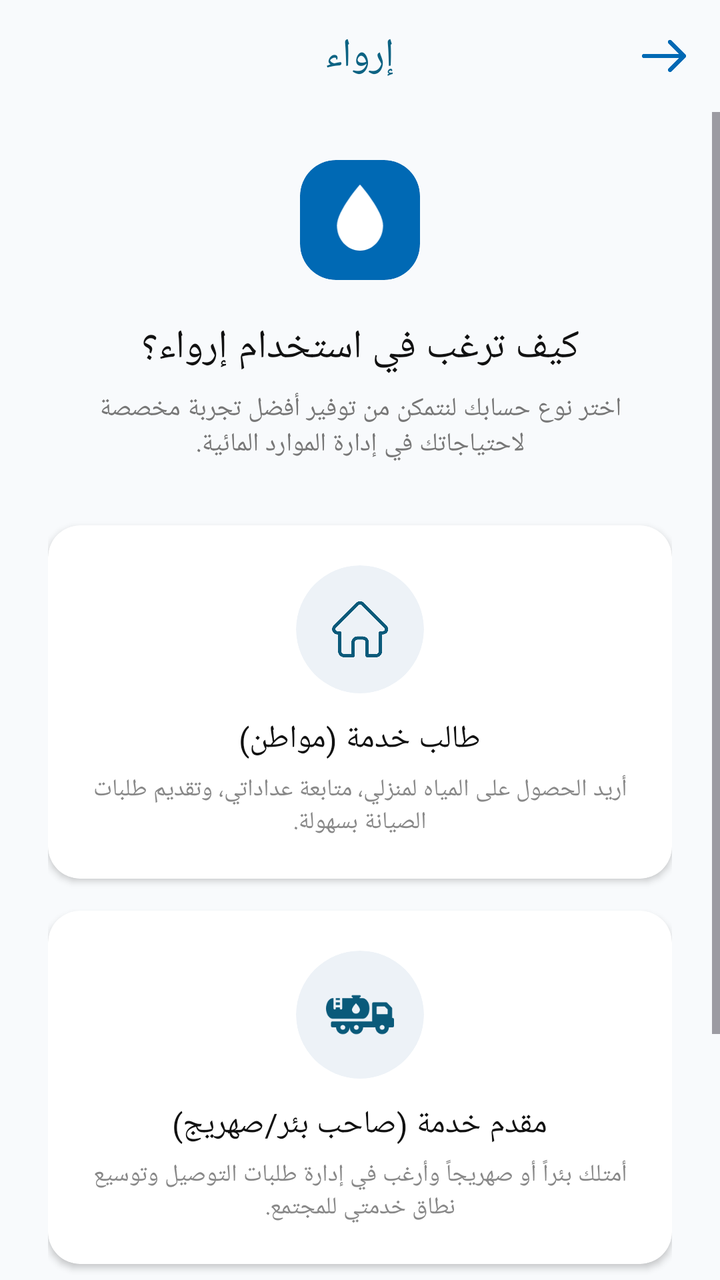
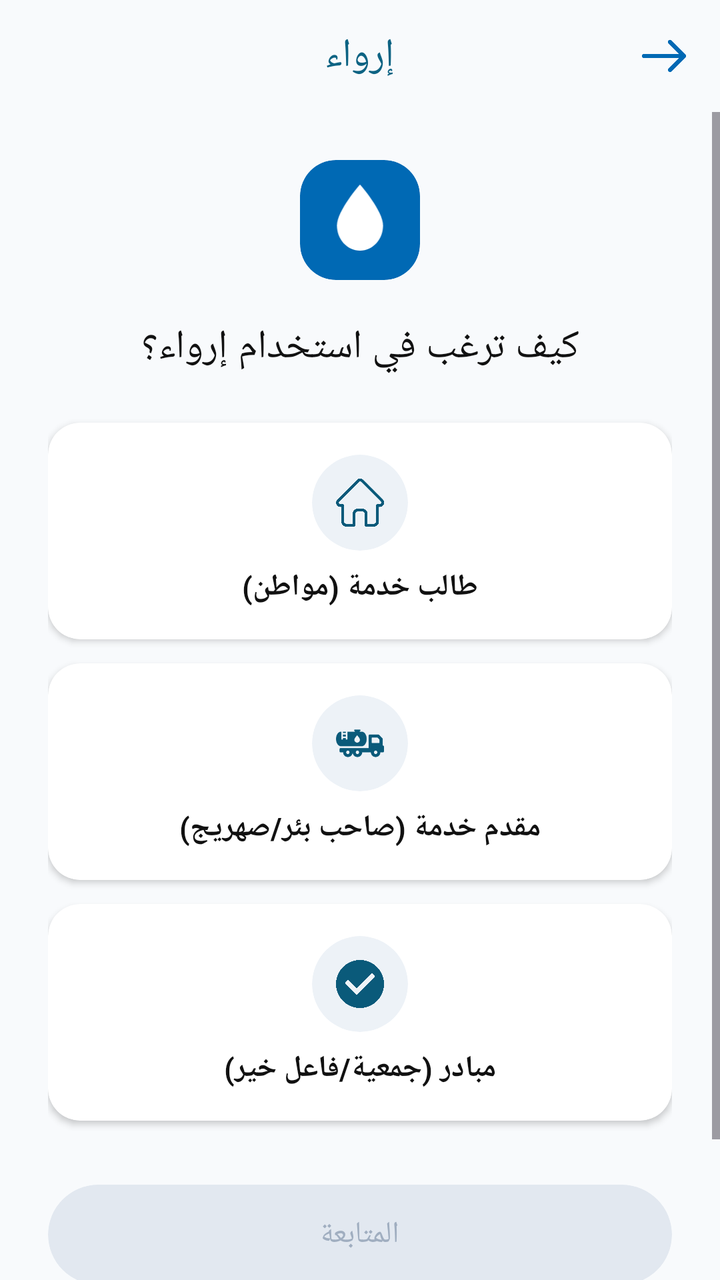

Before-and-after screenshots of an Android layout around one commit, followed by the original layout XML and the change that was made.
<!-- AndroidManifest.xml: application theme Theme.GraduationProject -->
<!-- res/layout/activity_user_type.xml -->
<?xml version="1.0" encoding="utf-8"?>
<androidx.constraintlayout.widget.ConstraintLayout
    xmlns:android="http://schemas.android.com/apk/res/android"
    xmlns:app="http://schemas.android.com/apk/res-auto"
    android:layout_width="match_parent"
    android:layout_height="match_parent"
    android:background="#F8FAFC">

    <RelativeLayout
        android:id="@+id/layoutHeader"
        android:layout_width="match_parent"
        android:layout_height="56dp"
        android:paddingHorizontal="16dp"
        app:layout_constraintTop_toTopOf="parent">

        <TextView
            android:layout_width="wrap_content"
            android:layout_height="wrap_content"
            android:text="إرواء"
            android:textColor="#0D6383"
            android:textSize="20sp"
            android:layout_centerInParent="true" />

        <ImageView
            android:id="@+id/btnBack"
            android:layout_width="24dp"
            android:layout_height="24dp"
            android:layout_alignParentRight="true"
            android:layout_centerVertical="true"
            android:src="@drawable/back"
            app:tint="#0069B4" />
    </RelativeLayout>

    <ScrollView
        android:layout_width="match_parent"
        android:layout_height="0dp"
        app:layout_constraintTop_toBottomOf="@id/layoutHeader"
        app:layout_constraintBottom_toBottomOf="parent"
        android:fillViewport="true">

        <androidx.constraintlayout.widget.ConstraintLayout
            android:layout_width="match_parent"
            android:layout_height="wrap_content"
            android:paddingHorizontal="24dp"
            android:paddingBottom="24dp">

            <androidx.cardview.widget.CardView
                android:id="@+id/cardLogoIcon"
                android:layout_width="60dp"
                android:layout_height="60dp"
                app:cardCornerRadius="18dp"
                app:cardBackgroundColor="#0069B4"
                app:cardElevation="0dp"
                android:layout_marginTop="24dp"
                app:layout_constraintTop_toTopOf="parent"
                app:layout_constraintStart_toStartOf="parent"
                app:layout_constraintEnd_toEndOf="parent">

                <ImageView
                    android:layout_width="match_parent"
                    android:layout_height="44dp"
                    android:layout_gravity="center"
                    android:src="@drawable/ic_water_drop"
                    app:tint="#FFFFFF" />
            </androidx.cardview.widget.CardView>

            <TextView
                android:id="@+id/tvTitle"
                android:layout_width="wrap_content"
                android:layout_height="wrap_content"
                android:text="كيف ترغب في استخدام إرواء؟"
                android:textColor="#111111"
                android:textSize="20sp"
                android:layout_marginTop="20dp"
                app:layout_constraintTop_toBottomOf="@id/cardLogoIcon"
                app:layout_constraintStart_toStartOf="parent"
                app:layout_constraintEnd_toEndOf="parent" />

            <TextView
                android:id="@+id/tvSubtitle"
                android:layout_width="match_parent"
                android:layout_height="wrap_content"
                android:text="اختر نوع حسابك لنتمكن من توفير أفضل تجربة مخصصة لاحتياجاتك في إدارة الموارد المائية."
                android:textColor="#777777"
                android:textSize="13sp"
                android:gravity="center"
                android:layout_marginTop="8dp"
                app:layout_constraintTop_toBottomOf="@id/tvTitle" />

            <androidx.cardview.widget.CardView
                android:id="@+id/cardClient"
                android:layout_width="match_parent"
                android:layout_height="wrap_content"
                app:cardCornerRadius="16dp"
                app:cardElevation="2dp"
                app:cardBackgroundColor="#FFFFFF"
                android:layout_marginTop="32dp"
                app:layout_constraintTop_toBottomOf="@id/tvSubtitle">

                <LinearLayout
                    android:layout_width="match_parent"
                    android:layout_height="wrap_content"
                    android:orientation="vertical"
                    android:gravity="center_horizontal"
                    android:padding="20dp">

                    <androidx.cardview.widget.CardView
                        android:layout_width="64dp"
                        android:layout_height="64dp"
                        app:cardCornerRadius="32dp"
                        app:cardBackgroundColor="#EDF2F7"
                        app:cardElevation="0dp">
                        <ImageView
                            android:layout_width="28dp"
                            android:layout_height="28dp"
                            android:src="@drawable/home"
                            android:layout_gravity="center"
                            app:tint="#0A5A7A"/>
                    </androidx.cardview.widget.CardView>

                    <TextView
                        android:layout_width="wrap_content"
                        android:layout_height="wrap_content"
                        android:text="طالب خدمة (مواطن)"
                        android:textColor="#111111"
                        android:textSize="16sp"
                        android:layout_marginTop="12dp" />

                    <TextView
                        android:layout_width="wrap_content"
                        android:layout_height="wrap_content"
                        android:text="أريد الحصول على المياه لمنزلي، متابعة عداداتي، وتقديم طلبات الصيانة بسهولة."
                        android:textColor="#888888"
                        android:textSize="12sp"
                        android:gravity="center"

                        android:layout_marginTop="6dp" />
                </LinearLayout>
            </androidx.cardview.widget.CardView>

            <androidx.cardview.widget.CardView
                android:id="@+id/cardProvider"
                android:layout_width="match_parent"
                android:layout_height="wrap_content"
                app:cardCornerRadius="16dp"
                app:cardElevation="2dp"
                app:cardBackgroundColor="#FFFFFF"
                android:layout_marginTop="16dp"
                app:layout_constraintTop_toBottomOf="@id/cardClient">

                <LinearLayout
                    android:layout_width="match_parent"
                    android:layout_height="wrap_content"
                    android:orientation="vertical"
                    android:gravity="center_horizontal"
                    android:padding="20dp">

                    <androidx.cardview.widget.CardView
                        android:layout_width="64dp"
                        android:layout_height="64dp"
                        app:cardCornerRadius="32dp"
                        app:cardBackgroundColor="#EDF2F7"
                        app:cardElevation="0dp">

                        <ImageView
                            android:layout_width="40dp"
                            android:layout_height="34dp"
                            android:layout_gravity="center"
                            android:src="@drawable/truck"
                            app:tint="#0A5A7A" />
                    </androidx.cardview.widget.CardView>

                    <TextView
                        android:layout_width="wrap_content"
                        android:layout_height="wrap_content"
                        android:text="مقدم خدمة (صاحب بئر/صهريج)"
                        android:textColor="#111111"
                        android:textSize="16sp"
                        android:layout_marginTop="12dp" />

                    <TextView
                        android:layout_width="wrap_content"
                        android:layout_height="wrap_content"
                        android:text="أمتلك بئراً أو صهريجاً وأرغب في إدارة طلبات التوصيل وتوسيع نطاق خدمتي للمجتمع."
                        android:textColor="#888888"
                        android:textSize="12sp"
                        android:gravity="center"

                        android:layout_marginTop="6dp" />
                </LinearLayout>
            </androidx.cardview.widget.CardView>

            <androidx.cardview.widget.CardView
                android:id="@+id/btnNext"
                android:layout_width="match_parent"
                android:layout_height="50dp"
                app:cardCornerRadius="25dp"
                app:cardBackgroundColor="#E2E8F0"
                app:cardElevation="0dp"
                android:layout_marginTop="36dp"
                app:layout_constraintTop_toBottomOf="@id/cardProvider">

                <TextView
                    android:layout_width="wrap_content"
                    android:layout_height="wrap_content"
                    android:text="المتابعة"
                    android:textColor="#A0AEC0"
                    android:textSize="15sp"
                    android:layout_gravity="center"/>
            </androidx.cardview.widget.CardView>

            <TextView
                android:layout_width="wrap_content"
                android:layout_height="wrap_content"
                android:text="يمكنك تغيير نوع الحساب لاحقاً من الإعدادات"
                android:textColor="#777777"
                android:textSize="12sp"
                android:layout_marginTop="16dp"
                app:layout_constraintTop_toBottomOf="@id/btnNext"
                app:layout_constraintStart_toStartOf="parent"
                app:layout_constraintEnd_toEndOf="parent" />

            <TextView
                android:id="@+id/btnAdminEntry"
                android:layout_width="wrap_content"
                android:layout_height="wrap_content"
                android:text="دخول الأدمن"
                android:textColor="#0069B4"
                android:textSize="13sp"
                android:textStyle="bold"
                android:layout_marginTop="20dp"
                android:padding="8dp"
                android:clickable="true"
                android:focusable="true"
                app:layout_constraintTop_toBottomOf="@id/btnNext"
                app:layout_constraintStart_toStartOf="parent"
                app:layout_constraintEnd_toEndOf="parent" />

        </androidx.constraintlayout.widget.ConstraintLayout>
    </ScrollView>
</androidx.constraintlayout.widget.ConstraintLayout>
<!-- resources referenced by this layout -->
<resources>
  <!-- drawable back: png bitmap (drawable, 3478 bytes) -->
  <!-- drawable home: png bitmap (drawable, 8020 bytes) -->
  <!-- drawable ic_water_drop (drawable) -->
  <vector xmlns:android="http://schemas.android.com/apk/res/android"
      android:width="55dp"
      android:height="70dp"
      android:viewportWidth="24"
      android:viewportHeight="28">
      <path
          android:fillColor="#0069B4"
          android:pathData="M12,2.69C12,2.69 20,11.02 20,15.75C20,20.17 16.42,23.75 12,23.75C7.58,23.75 4,20.17 4,15.75C4,11.02 12,2.69 12,2.69Z" />
      <path
          android:fillColor="#FFFFFF"
          android:pathData="M8,16.5C8,18.5 9.2,19.5 10,19.5"
          android:strokeColor="#FFFFFF"
          android:strokeWidth="1.2"
          android:strokeLineCap="round"/>
  </vector>
  <!-- drawable truck: png bitmap (drawable, 3055 bytes) -->
  <style name="Theme.GraduationProject" parent="Base.Theme.GraduationProject" />
  <style name="Base.Theme.GraduationProject" parent="Theme.Material3.DayNight.NoActionBar">
          
          
      </style>
</resources>

<!-- the commit's change to res/layout/activity_user_type.xml (unified diff, before → after) -->
@@ -44,7 +44,7 @@
             android:paddingHorizontal="24dp"
             android:paddingBottom="24dp">
 
-            <androidx.cardview.widget.CardView
+            <com.google.android.material.card.MaterialCardView
                 android:id="@+id/cardLogoIcon"
                 android:layout_width="60dp"
                 android:layout_height="60dp"
@@ -54,7 +54,8 @@
                 android:layout_marginTop="24dp"
                 app:layout_constraintTop_toTopOf="parent"
                 app:layout_constraintStart_toStartOf="parent"
-                app:layout_constraintEnd_toEndOf="parent">
+                app:layout_constraintEnd_toEndOf="parent"
+                app:strokeWidth="0dp">
 
                 <ImageView
                     android:layout_width="match_parent"
@@ -62,7 +63,7 @@
                     android:layout_gravity="center"
                     android:src="@drawable/ic_water_drop"
                     app:tint="#FFFFFF" />
-            </androidx.cardview.widget.CardView>
+            </com.google.android.material.card.MaterialCardView>
 
             <TextView
                 android:id="@+id/tvTitle"
@@ -76,129 +77,150 @@
                 app:layout_constraintStart_toStartOf="parent"
                 app:layout_constraintEnd_toEndOf="parent" />
 
-            <TextView
-                android:id="@+id/tvSubtitle"
-                android:layout_width="match_parent"
-                android:layout_height="wrap_content"
-                android:text="اختر نوع حسابك لنتمكن من توفير أفضل تجربة مخصصة لاحتياجاتك في إدارة الموارد المائية."
-                android:textColor="#777777"
-                android:textSize="13sp"
-                android:gravity="center"
-                android:layout_marginTop="8dp"
-                app:layout_constraintTop_toBottomOf="@id/tvTitle" />
-
-            <androidx.cardview.widget.CardView
+            <com.google.android.material.card.MaterialCardView
                 android:id="@+id/cardClient"
                 android:layout_width="match_parent"
                 android:layout_height="wrap_content"
                 app:cardCornerRadius="16dp"
                 app:cardElevation="2dp"
                 app:cardBackgroundColor="#FFFFFF"
-                android:layout_marginTop="32dp"
-                app:layout_constraintTop_toBottomOf="@id/tvSubtitle">
+                android:layout_marginTop="24dp"
+                app:layout_constraintTop_toBottomOf="@id/tvTitle"
+                app:strokeWidth="0dp">
 
                 <LinearLayout
                     android:layout_width="match_parent"
                     android:layout_height="wrap_content"
                     android:orientation="vertical"
                     android:gravity="center_horizontal"
-                    android:padding="20dp">
-
-                    <androidx.cardview.widget.CardView
-                        android:layout_width="64dp"
-                        android:layout_height="64dp"
-                        app:cardCornerRadius="32dp"
+                    android:padding="16dp">
+
+                    <com.google.android.material.card.MaterialCardView
+                        android:layout_width="48dp"
+                        android:layout_height="48dp"
+                        app:cardCornerRadius="24dp"
                         app:cardBackgroundColor="#EDF2F7"
-                        app:cardElevation="0dp">
+                        app:cardElevation="0dp"
+                        app:strokeWidth="0dp">
                         <ImageView
-                            android:layout_width="28dp"
-                            android:layout_height="28dp"
+                            android:layout_width="24dp"
+                            android:layout_height="24dp"
                             android:src="@drawable/home"
                             android:layout_gravity="center"
                             app:tint="#0A5A7A"/>
-                    </androidx.cardview.widget.CardView>
+                    </com.google.android.material.card.MaterialCardView>
 
                     <TextView
                         android:layout_width="wrap_content"
                         android:layout_height="wrap_content"
                         android:text="طالب خدمة (مواطن)"
                         android:textColor="#111111"
-                        android:textSize="16sp"
-                        android:layout_marginTop="12dp" />
-
-                    <TextView
-                        android:layout_width="wrap_content"
-                        android:layout_height="wrap_content"
-                        android:text="أريد الحصول على المياه لمنزلي، متابعة عداداتي، وتقديم طلبات الصيانة بسهولة."
-                        android:textColor="#888888"
-                        android:textSize="12sp"
-                        android:gravity="center"
-
-                        android:layout_marginTop="6dp" />
+                        android:textSize="15sp"
+                        android:textStyle="bold"
+                        android:layout_marginTop="8dp" />
                 </LinearLayout>
-            </androidx.cardview.widget.CardView>
-
-            <androidx.cardview.widget.CardView
+            </com.google.android.material.card.MaterialCardView>
+
+            <com.google.android.material.card.MaterialCardView
                 android:id="@+id/cardProvider"
                 android:layout_width="match_parent"
                 android:layout_height="wrap_content"
                 app:cardCornerRadius="16dp"
                 app:cardElevation="2dp"
                 app:cardBackgroundColor="#FFFFFF"
-                android:layout_marginTop="16dp"
-                app:layout_constraintTop_toBottomOf="@id/cardClient">
+                android:layout_marginTop="12dp"
+                app:layout_constraintTop_toBottomOf="@id/cardClient"
+                app:strokeWidth="0dp">
 
                 <LinearLayout
                     android:layout_width="match_parent"
                     android:layout_height="wrap_content"
                     android:orientation="vertical"
                     android:gravity="center_horizontal"
-                    android:padding="20dp">
-
-                    <androidx.cardview.widget.CardView
-                        android:layout_width="64dp"
-                        android:layout_height="64dp"
-                        app:cardCornerRadius="32dp"
+                    android:padding="16dp">
+
+                    <com.google.android.material.card.MaterialCardView
+                        android:layout_width="48dp"
+                        android:layout_height="48dp"
+                        app:cardCornerRadius="24dp"
                         app:cardBackgroundColor="#EDF2F7"
-                        app:cardElevation="0dp">
+                        app:cardElevation="0dp"
+                        app:strokeWidth="0dp">
 
                         <ImageView
-                            android:layout_width="40dp"
-                            android:layout_height="34dp"
+                            android:layout_width="28dp"
+                            android:layout_height="24dp"
                             android:layout_gravity="center"
                             android:src="@drawable/truck"
                             app:tint="#0A5A7A" />
-                    </androidx.cardview.widget.CardView>
+                    </com.google.android.material.card.MaterialCardView>
 
                     <TextView
                         android:layout_width="wrap_content"
                         android:layout_height="wrap_content"
                         android:text="مقدم خدمة (صاحب بئر/صهريج)"
                         android:textColor="#111111"
-                        android:textSize="16sp"
-                        android:layout_marginTop="12dp" />
+                        android:textSize="15sp"
+                        android:textStyle="bold"
+                        android:layout_marginTop="8dp" />
+                </LinearLayout>
+            </com.google.android.material.card.MaterialCardView>
+
+            <com.google.android.material.card.MaterialCardView
+                android:id="@+id/cardInitiator"
+                android:layout_width="match_parent"
+                android:layout_height="wrap_content"
+                app:cardCornerRadius="16dp"
+                app:cardElevation="2dp"
+                app:cardBackgroundColor="#FFFFFF"
+                android:layout_marginTop="12dp"
+                app:layout_constraintTop_toBottomOf="@id/cardProvider"
+                app:strokeWidth="0dp">
+
+                <LinearLayout
+                    android:layout_width="match_parent"
+                    android:layout_height="wrap_content"
+                    android:orientation="vertical"
+                    android:gravity="center_horizontal"
+                    android:padding="16dp">
+
+                    <com.google.android.material.card.MaterialCardView
+                        android:layout_width="48dp"
+                        android:layout_height="48dp"
+                        app:cardCornerRadius="24dp"
+                        app:cardBackgroundColor="#EDF2F7"
+                        app:cardElevation="0dp"
+                        app:strokeWidth="0dp">
+
+                        <ImageView
+                            android:layout_width="24dp"
+                            android:layout_height="24dp"
+                            android:layout_gravity="center"
+                            android:src="@drawable/sure"
+                            app:tint="#0A5A7A" />
+                    </com.google.android.material.card.MaterialCardView>
 
                     <TextView
                         android:layout_width="wrap_content"
                         android:layout_height="wrap_content"
-                        android:text="أمتلك بئراً أو صهريجاً وأرغب في إدارة طلبات التوصيل وتوسيع نطاق خدمتي للمجتمع."
-                        android:textColor="#888888"
-                        android:textSize="12sp"
-                        android:gravity="center"
-
-                        android:layout_marginTop="6dp" />
+                        android:text="مبادر (جمعية/فاعل خير)"
+                        android:textColor="#111111"
+                        android:textSize="15sp"
+                        android:textStyle="bold"
+                        android:layout_marginTop="8dp" />
                 </LinearLayout>
-            </androidx.cardview.widget.CardView>
-
-            <androidx.cardview.widget.CardView
+            </com.google.android.material.card.MaterialCardView>
+
+            <com.google.android.material.card.MaterialCardView
                 android:id="@+id/btnNext"
                 android:layout_width="match_parent"
                 android:layout_height="50dp"
                 app:cardCornerRadius="25dp"
                 app:cardBackgroundColor="#E2E8F0"
                 app:cardElevation="0dp"
-                android:layout_marginTop="36dp"
-                app:layout_constraintTop_toBottomOf="@id/cardProvider">
+                android:layout_marginTop="32dp"
+                app:layout_constraintTop_toBottomOf="@id/cardInitiator"
+                app:strokeWidth="0dp">
 
                 <TextView
                     android:layout_width="wrap_content"
@@ -207,18 +229,7 @@
                     android:textColor="#A0AEC0"
                     android:textSize="15sp"
                     android:layout_gravity="center"/>
-            </androidx.cardview.widget.CardView>
-
-            <TextView
-                android:layout_width="wrap_content"
-                android:layout_height="wrap_content"
-                android:text="يمكنك تغيير نوع الحساب لاحقاً من الإعدادات"
-                android:textColor="#777777"
-                android:textSize="12sp"
-                android:layout_marginTop="16dp"
-                app:layout_constraintTop_toBottomOf="@id/btnNext"
-                app:layout_constraintStart_toStartOf="parent"
-                app:layout_constraintEnd_toEndOf="parent" />
+            </com.google.android.material.card.MaterialCardView>
 
             <TextView
                 android:id="@+id/btnAdminEntry"
<!-- resource entries referenced after the edit -->
@@ -18,6 +18,7 @@
           android:strokeWidth="1.2"
           android:strokeLineCap="round"/>
   </vector>
+  <!-- drawable sure: png bitmap (drawable, 16330 bytes) -->
   <!-- drawable truck: png bitmap (drawable, 3055 bytes) -->
   <style name="Theme.GraduationProject" parent="Base.Theme.GraduationProject" />
   <style name="Base.Theme.GraduationProject" parent="Theme.Material3.DayNight.NoActionBar">
